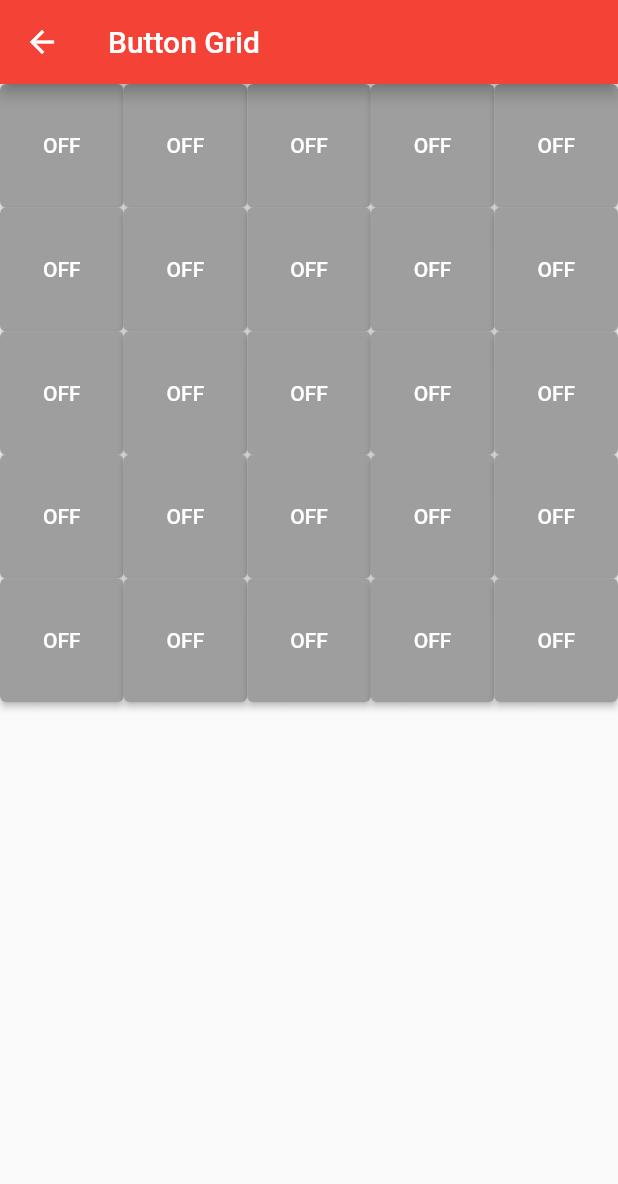
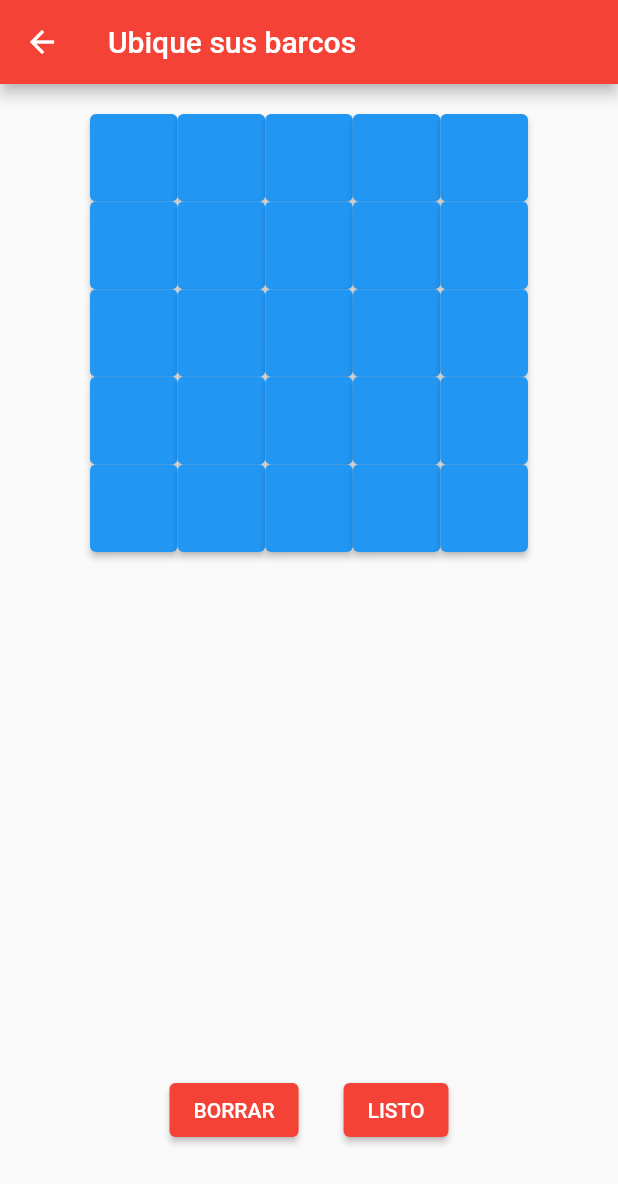
Before and after one commit to valeferreiraan/Battleship, a Flutter app: the DefenseScreen screen opened by its route, on a phone screen of 412 x 824 dp. Shown: the top 1184 px of the screen. Run offline on Flutter 3.47's test engine with Material 2 defaults, Android fonts, the phone set to English and light mode, and no system bars; our stand-ins replace google_fonts.

Commit message:
Posicion de barcos con restricciones

```diff
--- a/lib/pages/defense.dart
+++ b/lib/pages/defense.dart
@@ -1,9 +1,5 @@
 import 'package:flutter/material.dart';
 import 'package:google_fonts/google_fonts.dart';
-
-
-
-
 
 class DefenseScreen extends StatefulWidget {
   @override
@@ -11,35 +7,121 @@ class DefenseScreen extends StatefulWidget {
 }
 
 class _ButtonGridState extends State<DefenseScreen> {
+  int _counterbarcos=0;
+
   List<List<bool>> _buttonStates = List.generate(5, (_) => List.filled(5, false));
 
-  void _toggleButtonState(int row, int col) {
+  void _toggleButtonStateHorizontal(int row, int col) {
     setState(() {
+      if (_counterbarcos<4){
+        if (col != 5){
+          if(!_buttonStates[row][col] && !_buttonStates[row][col+1]){
             _buttonStates[row][col] = !_buttonStates[row][col];
+            _buttonStates[row][col+1] = !_buttonStates[row][col+1];
+            increase_barcos();
+          } else if(_buttonStates[row][col] && _buttonStates[row][col+1]){
+            _buttonStates[row][col] = !_buttonStates[row][col];
+            _buttonStates[row][col+1] = !_buttonStates[row][col+1];
+            decrease_barcos();
+          }
+        }
+      }
     });
+  }
+
+  void _toggleButtonStateVertical(int row, int col) {
+    setState(() {
+      if (_counterbarcos<4){
+        if (row != 5){
+          if(!_buttonStates[row][col] && !_buttonStates[row+1][col]){
+            _buttonStates[row][col] = !_buttonStates[row][col];
+            _buttonStates[row+1][col] = !_buttonStates[row+1][col];
+            increase_barcos();
+          } else if(_buttonStates[row][col] && _buttonStates[row+1][col]){
+            _buttonStates[row][col] = !_buttonStates[row][col];
+            _buttonStates[row+1][col] = !_buttonStates[row+1][col];
+            decrease_barcos();
+          }
+        }
+      }
+    });
+  }
+
+  void _resetButtonState(){
+    setState(() {
+      for (int i=0; i<5; i++){
+        for (int j=0; j<5; j++){
+          _buttonStates[i][j] = false;
+        }
+      }
+      _counterbarcos=0;
+    });
+  }
+
+  void increase_barcos(){
+    setState(() {_counterbarcos++;});
+    print(_counterbarcos);
+  }
+
+  void decrease_barcos(){
+    setState(() {if (_counterbarcos>0){_counterbarcos--;}});
+    print(_counterbarcos);
   }
 
   @override
   Widget build(BuildContext context) {
     return Scaffold(
       appBar: AppBar(
-        title: Text('Button Grid'),
+        title: Text('Ubique sus barcos'),
       ),
-      body: GridView.builder(
+      body: Container(
+        alignment: Alignment.center,
+        constraints: BoxConstraints.tightForFinite(width: 600),
+        margin: EdgeInsets.symmetric(vertical: 20.0),
+        child: Column(
+          crossAxisAlignment: CrossAxisAlignment.center,
+          mainAxisAlignment: MainAxisAlignment.center,
+          children: [
+            Expanded(
+              child: Padding(
+                padding: EdgeInsets.fromLTRB(60.0, 0.0, 60.0, 0.0,),
+                child: GridView.builder(
                   itemCount: 25,
                   gridDelegate: SliverGridDelegateWithFixedCrossAxisCount(crossAxisCount: 5),
                   itemBuilder: (context, index) {
                     int row = index ~/ 5;
                     int col = index % 5;
                     return ElevatedButton(
+                      //con click normal se pone el barco horizontal
                         onPressed: () {
-              _toggleButtonState(row, col);
-              print(_buttonStates);
+                          _toggleButtonStateHorizontal(row, col);
+                          //print(_buttonStates);
                         },
-            style: ElevatedButton.styleFrom(backgroundColor: _buttonStates[row][col] ? Colors.green : Colors.grey),
-            child: Text(_buttonStates[row][col] ? 'ON' : 'OFF'),
+                      //con click largo se pone el barco vertical
+                        onLongPress: () {
+                          _toggleButtonStateVertical(row, col);
+                          //print(_buttonStates);
+                        },
+                        style: ElevatedButton.styleFrom(backgroundColor: _buttonStates[row][col] ? Colors.green : Colors.blue),
+                        child: Text(''),
                       );
                   },
+                ),
+              ),
+            ),
+            Padding(
+              padding: EdgeInsets.only(bottom:40.0),
+              child: Row(
+                crossAxisAlignment: CrossAxisAlignment.center,
+                mainAxisAlignment: MainAxisAlignment.center,
+                children: [
+                  ElevatedButton(onPressed: (){_resetButtonState();}, child: Text('BORRAR')),
+                  SizedBox(width: 30.0),
+                  ElevatedButton(onPressed: (){_resetButtonState();}, child: Text('LISTO')),
+                ],)
+            ),
+          ],
+        ),
       ),
     );
   }
```
Lines whose indentation alone changed are shown as unchanged.
